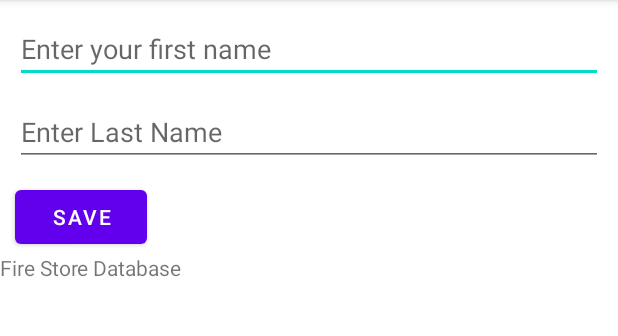
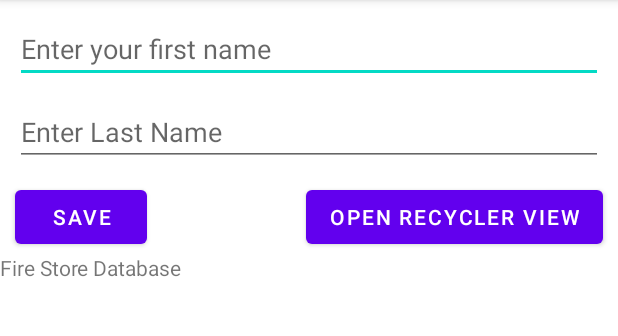
Before and after one commit to Shobhit-1608/FirebaseDatabase, an Android app: the screen it shows after launch (MainActivity), on a phone screen of 412 x 824 dp, the part 84-420 px from its top. Run offline under Robolectric (Android 15) with nearby library versions, the phone set to English and light mode, and no system bars; our stand-ins replace Firebase (no records; nobody signed in at launch, a user with empty details on screens opened directly).

Commit message:
added a non working recycler adapter now so that i can change my own code later

```diff
--- a/app/build.gradle
+++ b/app/build.gradle
@@ -39,6 +39,7 @@ dependencies {
     implementation 'com.google.android.material:material:1.4.0'
     implementation 'androidx.constraintlayout:constraintlayout:2.0.4'
     implementation 'com.google.firebase:firebase-firestore-ktx:23.0.3'
+    implementation 'com.firebaseui:firebase-ui-firestore:6.2.1'
     apply plugin : "kotlin-android"
     apply plugin : "kotlin-android-extensions"
     testImplementation 'junit:junit:4.+'
--- a/app/src/main/AndroidManifest.xml
+++ b/app/src/main/AndroidManifest.xml
@@ -1,7 +1,7 @@
 <?xml version="1.0" encoding="utf-8"?>
 <manifest xmlns:android="http://schemas.android.com/apk/res/android"
     package="com.example.firebasedatabase">
-
+    <uses-permission android:name="android.permission.INTERNET"/>
     <application
         android:allowBackup="true"
         android:icon="@mipmap/ic_launcher"
@@ -9,6 +9,9 @@
         android:roundIcon="@mipmap/ic_launcher_round"
         android:supportsRtl="true"
         android:theme="@style/Theme.FirebaseDatabase">
+        <activity
+            android:name=".DatabaseDisplay"
+            android:exported="true" />
         <activity
             android:name=".MainActivity"
             android:exported="true">
--- a/app/src/main/java/com/example/firebasedatabase/MainActivity.kt
+++ b/app/src/main/java/com/example/firebasedatabase/MainActivity.kt
@@ -1,14 +1,19 @@
 package com.example.firebasedatabase
 
+import android.content.Intent
 import androidx.appcompat.app.AppCompatActivity
 import android.os.Bundle
 import android.widget.EditText
 import android.widget.Toast
+import androidx.recyclerview.widget.RecyclerView
 import com.google.firebase.firestore.FirebaseFirestore
 import kotlinx.android.synthetic.main.activity_main.*
 
 class MainActivity : AppCompatActivity() {
     override fun onCreate(savedInstanceState: Bundle?) {
+
+
+
         super.onCreate(savedInstanceState)
         setContentView(R.layout.activity_main)
 
@@ -19,6 +24,11 @@ class MainActivity : AppCompatActivity() {
             saveFirestore(firstName, lastName)
         }
         readFirestore()
+
+        recycler.setOnClickListener(){
+            val intent = Intent (this, DatabaseDisplay::class.java)
+            startActivity(intent)
+        }
     }
 
     private fun saveFirestore(firstName: String, lastName: String) {
--- /dev/null
+++ b/app/src/main/java/com/example/firebasedatabase/User.kt
@@ -0,0 +1,3 @@
+package com.example.firebasedatabase
+
+data class User(var firstName : String? = null, var lastName : String? = null)
--- a/app/src/main/res/layout/activity_main.xml
+++ b/app/src/main/res/layout/activity_main.xml
@@ -10,44 +10,52 @@
         android:id="@+id/inputFirstName"
         android:layout_width="match_parent"
         android:layout_height="wrap_content"
-        app:layout_constraintTop_toTopOf="parent"
+        android:layout_margin="10dp"
+        android:hint="Enter your first name"
         app:layout_constraintStart_toStartOf="parent"
-        android:layout_margin="10dp"
-        android:hint="Enter your first name"/>
+        app:layout_constraintTop_toTopOf="parent" />
 
     <EditText
         android:id="@+id/inputLastName"
         android:layout_width="match_parent"
         android:layout_height="wrap_content"
-        app:layout_constraintTop_toBottomOf="@+id/inputFirstName"
+        android:layout_margin="10dp"
+        android:hint="Enter Last Name"
         app:layout_constraintEnd_toStartOf="parent"
-        android:layout_margin="10dp"
-        android:hint="Enter Last Name"/>
+        app:layout_constraintTop_toBottomOf="@+id/inputFirstName" />
 
     <Button
         android:id="@+id/saveBtn"
         android:layout_width="wrap_content"
         android:layout_height="wrap_content"
-        app:layout_constraintTop_toBottomOf="@+id/inputLastName"
+        android:layout_margin="10dp"
         android:text="Save"
         app:layout_constraintStart_toStartOf="parent"
-        android:layout_margin="10dp"/>
+        app:layout_constraintTop_toBottomOf="@+id/inputLastName" />
+
+    <Button
+        android:id="@+id/recycler"
+        android:layout_width="wrap_content"
+        android:text="open recycler view"
+        android:layout_margin="10dp"
+        android:layout_height="wrap_content"
+        app:layout_constraintRight_toRightOf="parent"
+        app:layout_constraintTop_toBottomOf="@id/inputLastName" />
 
     <TextView
+        android:id="@+id/databaselist"
         android:layout_width="match_parent"
         android:layout_height="wrap_content"
-        android:id="@+id/databaselist"
-        app:layout_constraintTop_toBottomOf="@id/saveBtn"
+        android:text="Fire Store Database"
         app:layout_constraintStart_toStartOf="parent"
-        android:text="Fire Store Database"/>
+        app:layout_constraintTop_toBottomOf="@id/saveBtn" />
 
     <TextView
+        android:id="@+id/updates"
         android:layout_width="match_parent"
         android:layout_height="wrap_content"
-        android:id="@+id/updates"
-        app:layout_constraintTop_toBottomOf="@id/databaselist"
         app:layout_constraintStart_toStartOf="parent"
-        />
+        app:layout_constraintTop_toBottomOf="@id/databaselist" />
 
 
 </androidx.constraintlayout.widget.ConstraintLayout>
```
Also changed, not shown: app/src/main/java/com/example/firebasedatabase/DatabaseDisplay.kt (added, +57 -0 lines), app/src/main/java/com/example/firebasedatabase/MyAdapter.kt (added, +37 -0 lines), app/src/main/res/layout/activity_database_display.xml (added, +18 -0 lines), app/src/main/res/layout/list_item.xml (added, +74 -0 lines).
